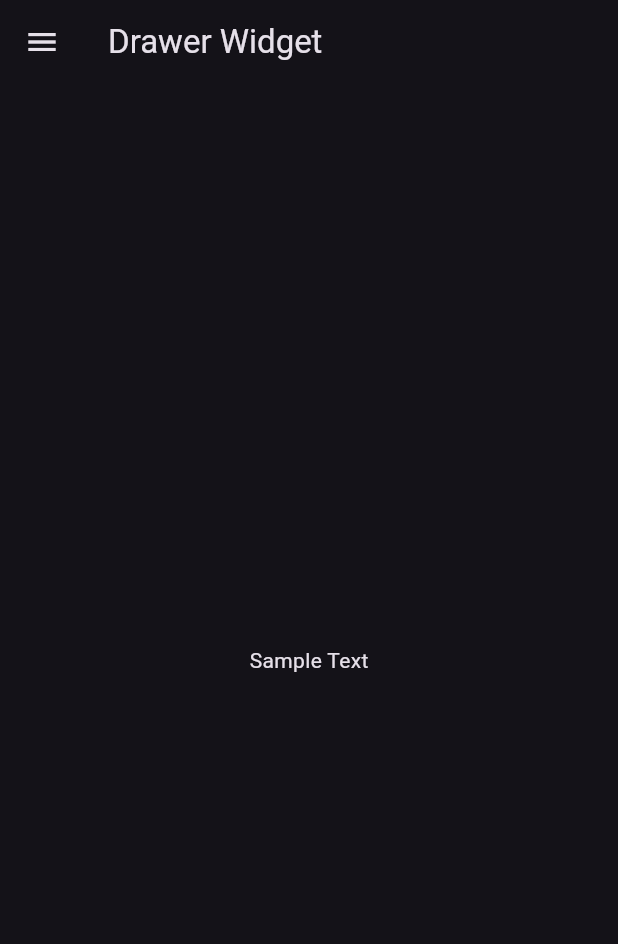
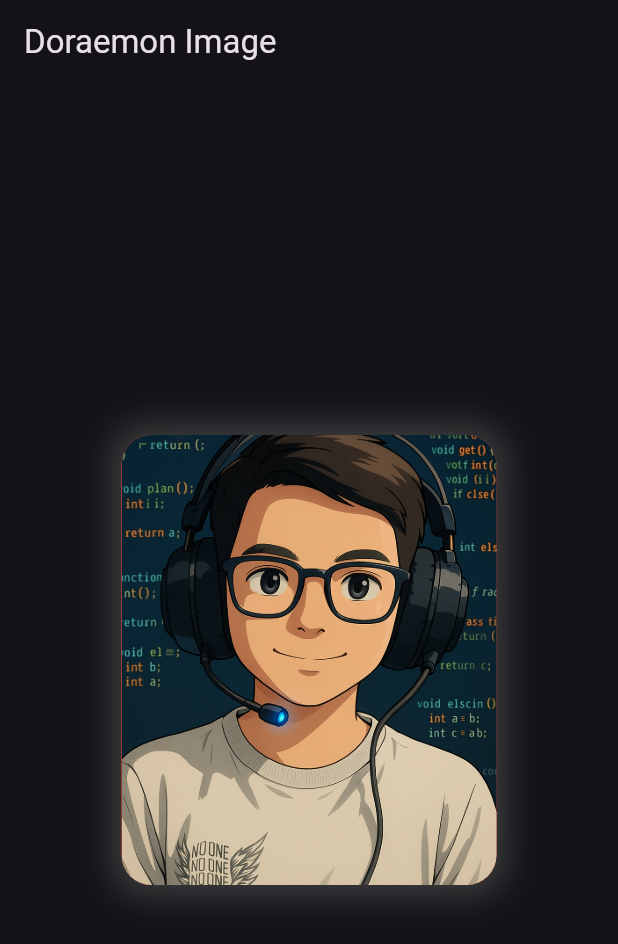
Before and after one commit to Soham801/Flutter_Widgets, a Flutter app: the screen it shows after launch, on a phone screen of 412 x 824 dp. Shown: the top 944 px of the screen. Run offline on Flutter 3.47's test engine with Material 3 defaults, Android fonts, the phone set to English and light mode, and no system bars.

Commit message:
Image Widget added

```diff
--- a/thirty_widgets/lib/main.dart
+++ b/thirty_widgets/lib/main.dart
@@ -4,6 +4,7 @@ import 'package:flutter/material.dart';
 import 'package:thirty_widgets/widgets/button.dart';
 import 'package:thirty_widgets/widgets/container_sized.dart';
 import 'package:thirty_widgets/widgets/dismissible.dart';
+import 'package:thirty_widgets/widgets/image.dart';
 import 'package:thirty_widgets/widgets/list_grid.dart';
 import 'package:thirty_widgets/widgets/rowscols.dart';
 import 'package:thirty_widgets/widgets/snackbar.dart';
@@ -22,7 +23,7 @@ class MyApp extends StatelessWidget {
         brightness: Brightness.dark,
         primaryColor: Colors.deepPurple,
       ),
-      home: DrawerWidgetState(),
+      home: ImageWidget(),
     );
   }
 }
--- /dev/null
+++ b/thirty_widgets/lib/widgets/image.dart
@@ -0,0 +1,35 @@
+import 'package:flutter/material.dart';
+
+class ImageWidget extends StatelessWidget {
+  const ImageWidget({super.key});
+
+  @override
+  Widget build(BuildContext context) {
+    return Scaffold(
+      appBar: AppBar(title: Text('Doraemon Image')),
+      body: Center(
+        child: Container(
+          height: 300,
+          width: 250,
+          decoration: BoxDecoration(
+            boxShadow: [
+              BoxShadow(
+                blurRadius: 20,
+                color: Colors.grey.shade800,
+                spreadRadius: 5.0,
+              ),
+            ],
+            color: Colors.red,
+            image: DecorationImage(
+              image: AssetImage(
+                'assets/BuildZoneLogo.png',
+              ),
+              fit: BoxFit.cover,
+            ),
+            borderRadius: BorderRadius.circular(20),
+          ),
+        ),
+      ),
+    );
+  }
+}
--- a/thirty_widgets/pubspec.yaml
+++ b/thirty_widgets/pubspec.yaml
@@ -58,8 +58,8 @@ flutter:
   uses-material-design: true
 
   # To add assets to your application, add an assets section, like this:
-  # assets:
-  #   - images/a_dot_burr.jpeg
+  assets:
+    - assets/
   #   - images/a_dot_ham.jpeg
 
   # An image asset can refer to one or more resolution-specific "variants", see
```
Also changed, not shown: thirty_widgets/assets/BuildZoneLogo.png (added), thirty_widgets/assets/logo.svg (deleted).
